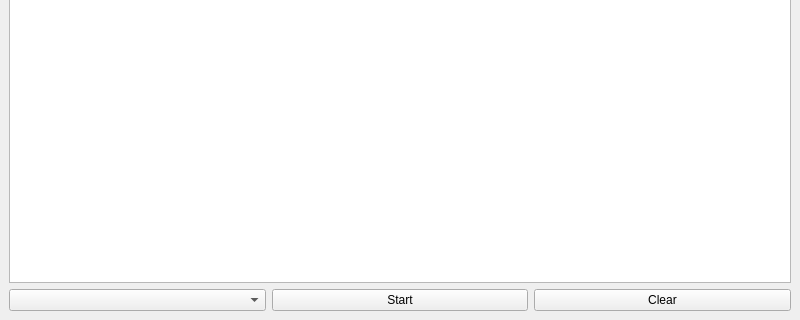
privatepepper/Shortest-path-algorithms, file Shortest_Path_Algorithms/mainwindow.ui: the form before one commit; both pictures show x 0 to 800 and y 280 to 600 of the 800 by 600 pixel window.
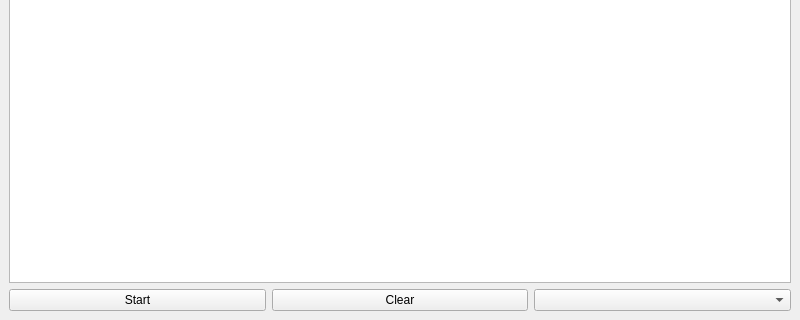
The form after the commit. Icons and pictures are not drawn.

Patch:
```diff
--- a/Shortest_Path_Algorithms/mainwindow.ui
+++ b/Shortest_Path_Algorithms/mainwindow.ui
@@ -2263,9 +2263,6 @@
     </item>
     <item>
      <layout class="QHBoxLayout" name="horizontalLayout">
-      <item>
-       <widget class="QComboBox" name="comboBox"/>
-      </item>
       <item>
        <widget class="QPushButton" name="pushButton_2">
         <property name="text">
@@ -2280,6 +2277,13 @@
         </property>
        </widget>
       </item>
+      <item>
+       <widget class="QComboBox" name="comboBox">
+        <property name="styleSheet">
+         <string notr="true"/>
+        </property>
+       </widget>
+      </item>
      </layout>
     </item>
    </layout>
```
Left out of the diff: 2177 changed lines with no effect on the pictures.
